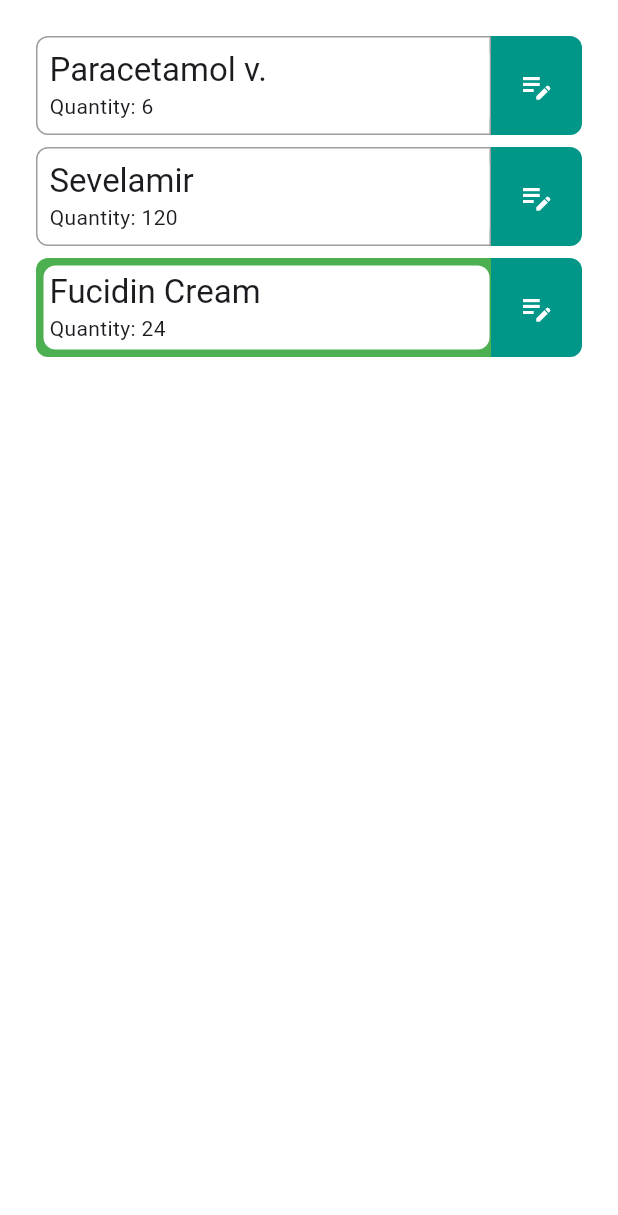
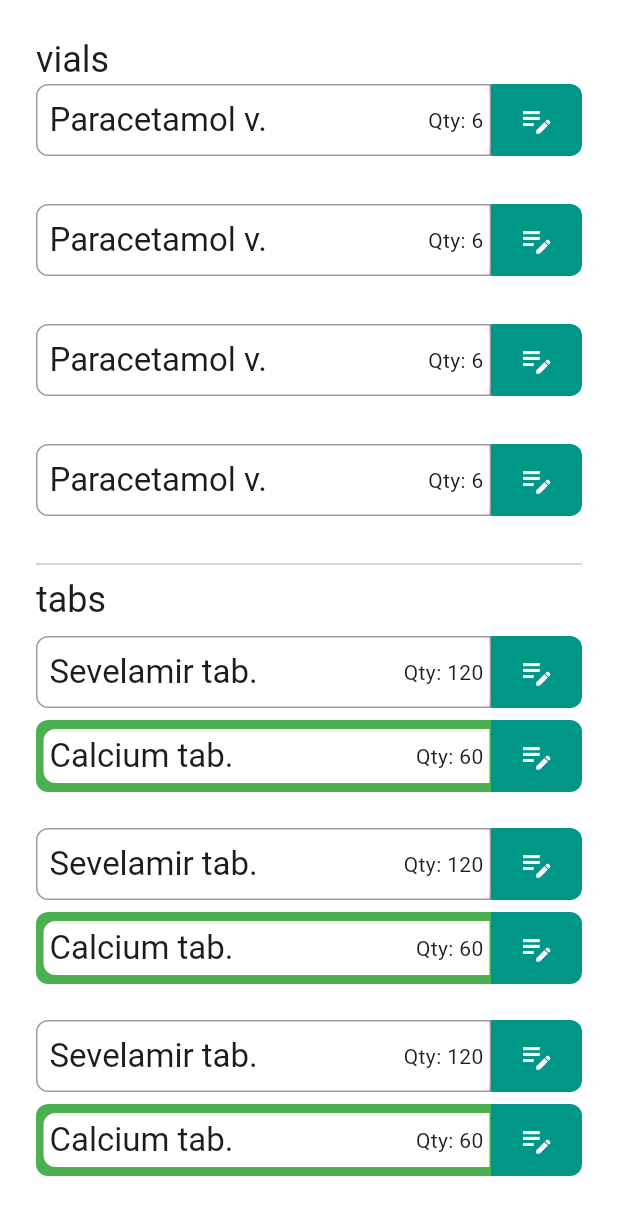
Before and after one commit to aliwaseem27/daily_drugs, a Flutter app: the screen it shows after launch, on a phone screen of 412 x 824 dp. Shown: the top 1215 px of the screen. Run offline on Flutter 3.47's test engine with Material 3 defaults, Android fonts, the phone set to English and light mode, and no system bars.

Commit message:
add: Quantity Customizer

```diff
--- a/lib/presentation/drugs_order_list_screen/drugs_order_list_screen.dart
+++ b/lib/presentation/drugs_order_list_screen/drugs_order_list_screen.dart
@@ -5,15 +5,36 @@ import '../../domain/enums.dart';
 import '../../utils/constants/app_sizes.dart';
 import 'widgets/drug_info_tile.dart';
 import 'widgets/edit_quantity_button.dart';
+import 'widgets/quantity_customizer.dart';
 
-class DrugsOrderListScreen extends StatelessWidget {
+class DrugsOrderListScreen extends StatefulWidget {
   const DrugsOrderListScreen({super.key});
+
+  @override
+  State<DrugsOrderListScreen> createState() => _DrugsOrderListScreenState();
+}
+
+class _DrugsOrderListScreenState extends State<DrugsOrderListScreen> {
+  bool show = false;
 
   @override
   Widget build(BuildContext context) {
     final drugs = <Drug>[
       Drug(name: 'Paracetamol v.', category: Category.vials, quantity: 6),
-      Drug(name: 'Sevelamir', category: Category.tabs, quantity: 120),
+      Drug(name: 'Sevelamir tab.', category: Category.tabs, quantity: 120, isSelected: false),
+      Drug(name: 'Calcium tab.', category: Category.tabs, quantity: 60, isSelected: true),
+      Drug(name: 'Fucidin Cream', category: Category.others, quantity: 24, isSelected: true),
+      Drug(name: 'Paracetamol v.', category: Category.vials, quantity: 6),
+      Drug(name: 'Sevelamir tab.', category: Category.tabs, quantity: 120, isSelected: false),
+      Drug(name: 'Calcium tab.', category: Category.tabs, quantity: 60, isSelected: true),
+      Drug(name: 'Fucidin Cream', category: Category.others, quantity: 24, isSelected: true),
+      Drug(name: 'Paracetamol v.', category: Category.vials, quantity: 6),
+      Drug(name: 'Sevelamir tab.', category: Category.tabs, quantity: 120, isSelected: false),
+      Drug(name: 'Calcium tab.', category: Category.tabs, quantity: 60, isSelected: true),
+      Drug(name: 'Fucidin Cream', category: Category.others, quantity: 24, isSelected: true),
+      Drug(name: 'Paracetamol v.', category: Category.vials, quantity: 6),
+      Drug(name: 'Sevelamir tab.', category: Category.tabs, quantity: 120, isSelected: false),
+      Drug(name: 'Calcium tab.', category: Category.tabs, quantity: 60, isSelected: true),
       Drug(name: 'Fucidin Cream', category: Category.others, quantity: 24, isSelected: true),
     ];
 
@@ -25,26 +46,64 @@ class DrugsOrderListScreen extends StatelessWidget {
             children: [
               ListView.separated(
                 shrinkWrap: true,
+                physics: const NeverScrollableScrollPhysics(),
+                itemCount: Category.values.length,
+                itemBuilder: (context, index) {
+                  return Column(
+                    crossAxisAlignment: CrossAxisAlignment.start,
+                    children: [
+                      Text(
+                        Category.values[index].name,
+                        style: Theme.of(context).textTheme.headlineSmall,
+                      ),
+                      ListView.separated(
+                        shrinkWrap: true,
                         itemCount: drugs.length,
                         physics: const NeverScrollableScrollPhysics(),
-                itemBuilder: (context, index) {
-                  return IntrinsicHeight(
+                        itemBuilder: (context, secIndex) {
+                          if (drugs[secIndex].category != Category.values[index]) {
+                            return const SizedBox();
+                          }
+                          return Column(
+                            mainAxisAlignment: MainAxisAlignment.center,
+                            children: [
+                              // Drug Info Tile
+                              GestureDetector(
+                                onTap: () {
+                                  setState(() {
+                                    show = !show;
+                                  });
+                                },
+                                child: IntrinsicHeight(
                                   child: Row(
                                     crossAxisAlignment: CrossAxisAlignment.stretch,
                                     children: [
                                       Expanded(
                                         flex: 5,
-                          child: DrugInfoTile(drug: drugs[index]),
+                                        child: DrugInfoTile(drug: drugs[secIndex]),
                                       ),
                                       Expanded(
                                         child: EditQuantityButton(),
                                       ),
                                     ],
                                   ),
+                                ),
+                              ),
+
+                              // Quantity Customizer
+                              QuantityCustomizer(show: show, drug: drugs[secIndex]),
+                            ],
                           );
                         },
                         separatorBuilder: (context, index) {
                           return const SizedBox(height: AppSizes.sm);
+                        },
+                      ),
+                    ],
+                  );
+                },
+                separatorBuilder: (context, index) {
+                  return Divider();
                 },
               ),
             ],
--- a/lib/presentation/drugs_order_list_screen/widgets/drug_info_tile.dart
+++ b/lib/presentation/drugs_order_list_screen/widgets/drug_info_tile.dart
@@ -28,15 +28,18 @@ class DrugInfoTile extends StatelessWidget {
       child: Row(
         children: [
           Expanded(
-            flex: 7,
             child: Container(
               padding: EdgeInsets.all(AppSizes.xs),
               decoration: BoxDecoration(
                 color: Colors.white,
-                borderRadius: BorderRadius.circular(AppSizes.borderRadiusMd),
+                borderRadius: BorderRadius.only(
+                  topLeft: Radius.circular(AppSizes.borderRadiusMd),
+                  bottomLeft: Radius.circular(AppSizes.borderRadiusMd),
+                ),
               ),
-              child: Column(
-                crossAxisAlignment: CrossAxisAlignment.start,
+              child: Row(
+                mainAxisAlignment: MainAxisAlignment.spaceBetween,
+                crossAxisAlignment: CrossAxisAlignment.center,
                 children: [
                   Text(
                     drug.name,
@@ -44,8 +47,10 @@ class DrugInfoTile extends StatelessWidget {
                   ),
                   Row(
                     children: [
-                      Text("Quantity: "),
-                      Text(drug.quantity.toString()),
+                      Text("Qty: "),
+                      Text(
+                        drug.quantity.toString(),
+                      ),
                     ],
                   ),
                 ],
```
Also changed, not shown: lib/presentation/drugs_order_list_screen/widgets/quantity_customizer.dart (added, +65 -0 lines). Lines whose indentation alone changed are shown as unchanged.
